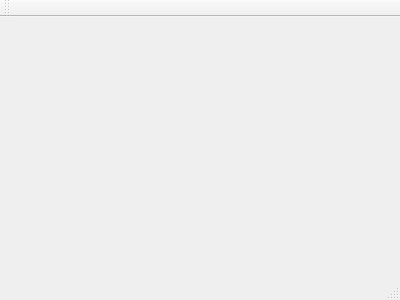
Qt form Finish/mainwindow.ui (TDmitr/LabsC) before a commit.
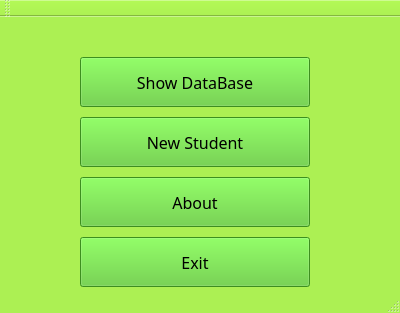
The same form after that commit.

```diff
--- a/Finish/mainwindow.ui
+++ b/Finish/mainwindow.ui
@@ -1,24 +1,250 @@
 <ui version="4.0">
  <class>MainWindow</class>
- <widget class="QMainWindow" name="MainWindow" >
-  <property name="geometry" >
+ <widget class="QMainWindow" name="MainWindow">
+  <property name="geometry">
    <rect>
     <x>0</x>
     <y>0</y>
     <width>400</width>
-    <height>300</height>
+    <height>313</height>
    </rect>
   </property>
-  <property name="windowTitle" >
-   <string>MainWindow</string>
+  <property name="palette">
+   <palette>
+    <active>
+     <colorrole role="Button">
+      <brush brushstyle="SolidPattern">
+       <color alpha="255">
+        <red>130</red>
+        <green>217</green>
+        <blue>76</blue>
+       </color>
+      </brush>
+     </colorrole>
+     <colorrole role="Light">
+      <brush brushstyle="SolidPattern">
+       <color alpha="255">
+        <red>180</red>
+        <green>255</green>
+        <blue>153</blue>
+       </color>
+      </brush>
+     </colorrole>
+     <colorrole role="Base">
+      <brush brushstyle="SolidPattern">
+       <color alpha="255">
+        <red>255</red>
+        <green>255</green>
+        <blue>255</blue>
+       </color>
+      </brush>
+     </colorrole>
+     <colorrole role="Window">
+      <brush brushstyle="SolidPattern">
+       <color alpha="255">
+        <red>172</red>
+        <green>240</green>
+        <blue>83</blue>
+       </color>
+      </brush>
+     </colorrole>
+    </active>
+    <inactive>
+     <colorrole role="Button">
+      <brush brushstyle="SolidPattern">
+       <color alpha="255">
+        <red>130</red>
+        <green>217</green>
+        <blue>76</blue>
+       </color>
+      </brush>
+     </colorrole>
+     <colorrole role="Light">
+      <brush brushstyle="SolidPattern">
+       <color alpha="255">
+        <red>255</red>
+        <green>255</green>
+        <blue>255</blue>
+       </color>
+      </brush>
+     </colorrole>
+     <colorrole role="Base">
+      <brush brushstyle="SolidPattern">
+       <color alpha="255">
+        <red>255</red>
+        <green>255</green>
+        <blue>255</blue>
+       </color>
+      </brush>
+     </colorrole>
+     <colorrole role="Window">
+      <brush brushstyle="SolidPattern">
+       <color alpha="255">
+        <red>172</red>
+        <green>240</green>
+        <blue>83</blue>
+       </color>
+      </brush>
+     </colorrole>
+    </inactive>
+    <disabled>
+     <colorrole role="Button">
+      <brush brushstyle="SolidPattern">
+       <color alpha="255">
+        <red>130</red>
+        <green>217</green>
+        <blue>76</blue>
+       </color>
+      </brush>
+     </colorrole>
+     <colorrole role="Light">
+      <brush brushstyle="SolidPattern">
+       <color alpha="255">
+        <red>255</red>
+        <green>255</green>
+        <blue>255</blue>
+       </color>
+      </brush>
+     </colorrole>
+     <colorrole role="Base">
+      <brush brushstyle="SolidPattern">
+       <color alpha="255">
+        <red>172</red>
+        <green>240</green>
+        <blue>83</blue>
+       </color>
+      </brush>
+     </colorrole>
+     <colorrole role="Window">
+      <brush brushstyle="SolidPattern">
+       <color alpha="255">
+        <red>172</red>
+        <green>240</green>
+        <blue>83</blue>
+       </color>
+      </brush>
+     </colorrole>
+    </disabled>
+   </palette>
   </property>
-  <widget class="QMenuBar" name="menuBar" />
-  <widget class="QToolBar" name="mainToolBar" />
-  <widget class="QWidget" name="centralWidget" />
-  <widget class="QStatusBar" name="statusBar" />
+  <property name="windowTitle">
+   <string>Student DataBase</string>
+  </property>
+  <widget class="QWidget" name="centralWidget">
+   <widget class="QPushButton" name="showButton">
+    <property name="geometry">
+     <rect>
+      <x>80</x>
+      <y>40</y>
+      <width>230</width>
+      <height>50</height>
+     </rect>
+    </property>
+    <property name="font">
+     <font>
+      <family>Microsoft YaHei Light</family>
+      <pointsize>12</pointsize>
+     </font>
+    </property>
+    <property name="styleSheet">
+     <string notr="true">
+background-color: rgb(85, 200, 43)</string>
+    </property>
+    <property name="text">
+     <string>Show DataBase</string>
+    </property>
+   </widget>
+   <widget class="QPushButton" name="AddButton">
+    <property name="geometry">
+     <rect>
+      <x>80</x>
+      <y>100</y>
+      <width>230</width>
+      <height>50</height>
+     </rect>
+    </property>
+    <property name="font">
+     <font>
+      <family>Microsoft YaHei Light</family>
+      <pointsize>12</pointsize>
+     </font>
+    </property>
+    <property name="styleSheet">
+     <string notr="true">
+background-color: rgb(85, 200, 43)</string>
+    </property>
+    <property name="text">
+     <string>New Student</string>
+    </property>
+   </widget>
+   <widget class="QPushButton" name="ExitButton">
+    <property name="geometry">
+     <rect>
+      <x>80</x>
+      <y>220</y>
+      <width>230</width>
+      <height>50</height>
+     </rect>
+    </property>
+    <property name="font">
+     <font>
+      <family>Microsoft YaHei Light</family>
+      <pointsize>12</pointsize>
+     </font>
+    </property>
+    <property name="styleSheet">
+     <string notr="true">
+background-color: rgb(85, 200, 43)</string>
+    </property>
+    <property name="text">
+     <string>Exit</string>
+    </property>
+   </widget>
+   <widget class="QPushButton" name="AboutButton">
+    <property name="geometry">
+     <rect>
+      <x>80</x>
+      <y>160</y>
+      <width>230</width>
+      <height>50</height>
+     </rect>
+    </property>
+    <property name="font">
+     <font>
+      <family>Microsoft YaHei Light</family>
+      <pointsize>12</pointsize>
+     </font>
+    </property>
+    <property name="styleSheet">
+     <string notr="true">
+background-color: rgb(85, 200, 43)</string>
+    </property>
+    <property name="text">
+     <string>About</string>
+    </property>
+   </widget>
+  </widget>
+  <widget class="QMenuBar" name="menuBar">
+   <property name="geometry">
+    <rect>
+     <x>0</x>
+     <y>0</y>
+     <width>400</width>
+     <height>21</height>
+    </rect>
+   </property>
+  </widget>
+  <widget class="QToolBar" name="mainToolBar">
+   <attribute name="toolBarArea">
+    <enum>TopToolBarArea</enum>
+   </attribute>
+   <attribute name="toolBarBreak">
+    <bool>false</bool>
+   </attribute>
+  </widget>
+  <widget class="QStatusBar" name="statusBar"/>
  </widget>
- <layoutDefault spacing="6" margin="11" />
- <pixmapfunction></pixmapfunction>
+ <layoutdefault spacing="6" margin="11"/>
  <resources/>
  <connections/>
 </ui>
```
Left out of the diff: 1 changed line with no effect on the pictures.
